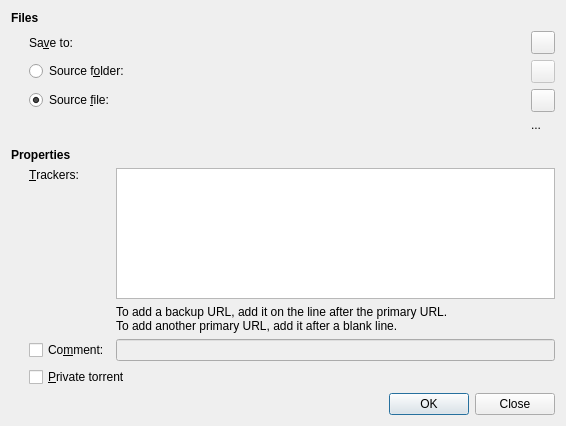
Before: the Qt Designer form qt-legacy/MakeDialog.ui in barracuda156/transmission, drawn with Qt 5.
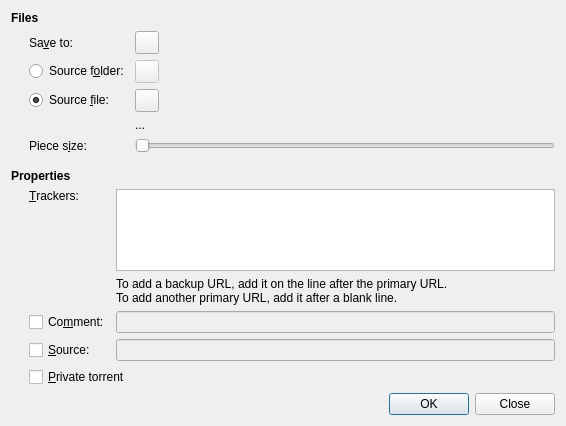
After: the same form once the commit is applied. Custom widgets are drawn as their Qt base class.

```diff
--- a/qt-legacy/MakeDialog.ui
+++ b/qt-legacy/MakeDialog.ui
@@ -79,6 +79,32 @@
        </property>
       </widget>
      </item>
+     <item row="4" column="0">
+      <widget class="QLabel" name="pieceSizeLabel">
+       <property name="text">
+        <string>Piece s&amp;ize:</string>
+       </property>
+       <property name="buddy">
+        <cstring>pieceSizeSlider</cstring>
+       </property>
+      </widget>
+     </item>
+     <item row="4" column="1">
+      <widget class="QSlider" name="pieceSizeSlider">
+       <property name="minimum">
+        <number>14</number>
+       </property>
+       <property name="maximum">
+        <number>28</number>
+       </property>
+       <property name="pageStep">
+        <number>1</number>
+       </property>
+       <property name="orientation">
+        <enum>Qt::Horizontal</enum>
+       </property>
+      </widget>
+     </item>
     </layout>
    </item>
    <item>
@@ -157,7 +183,21 @@
        </property>
       </widget>
      </item>
-     <item row="3" column="0" colspan="2">
+     <item row="3" column="0">
+      <widget class="QCheckBox" name="sourceCheck">
+       <property name="text">
+        <string>&amp;Source:</string>
+       </property>
+      </widget>
+     </item>
+     <item row="3" column="1">
+      <widget class="QLineEdit" name="sourceEdit">
+       <property name="enabled">
+        <bool>false</bool>
+       </property>
+      </widget>
+     </item>
+     <item row="4" column="0" colspan="2">
       <widget class="QCheckBox" name="privateCheck">
        <property name="text">
         <string>&amp;Private torrent</string>
```
Left out of the diff: 6 changed lines with no effect on the pictures.
